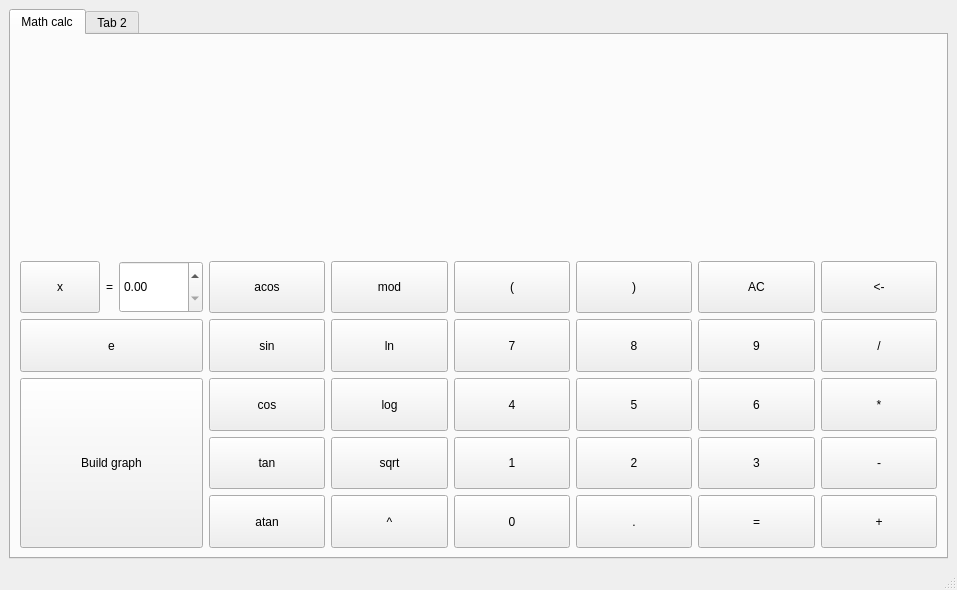
This is src/view/mainwindow.ui in KVIZORD/SmartCalc as Qt 5 draws it before an edit. The edited form follows.
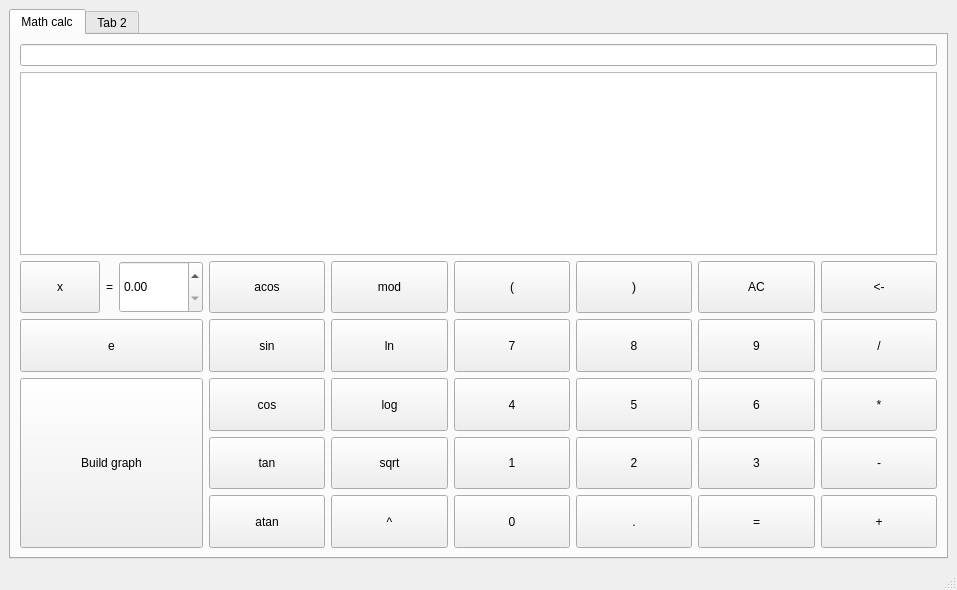
This is the edited form.

Commit message: added expression history to math calculator

The edit to the form file:
```diff
--- a/src/view/mainwindow.ui
+++ b/src/view/mainwindow.ui
@@ -392,18 +392,21 @@
            </widget>
           </item>
           <item row="0" column="0" colspan="7">
-           <layout class="QVBoxLayout" name="screenLayout">
+           <layout class="QVBoxLayout" name="screenLayout" stretch="0,2">
             <item>
-             <widget class="QLabel" name="historyLabel">
-              <property name="text">
-               <string/>
+             <widget class="QLineEdit" name="expressionLineEdit">
+              <property name="maxLength">
+               <number>255</number>
+              </property>
+              <property name="readOnly">
+               <bool>true</bool>
               </property>
              </widget>
             </item>
             <item>
-             <widget class="QLabel" name="expressionLabel">
-              <property name="text">
-               <string/>
+             <widget class="QPlainTextEdit" name="historyTextEdit">
+              <property name="readOnly">
+               <bool>true</bool>
               </property>
              </widget>
             </item>
```
The commit also changes 4 other files.
